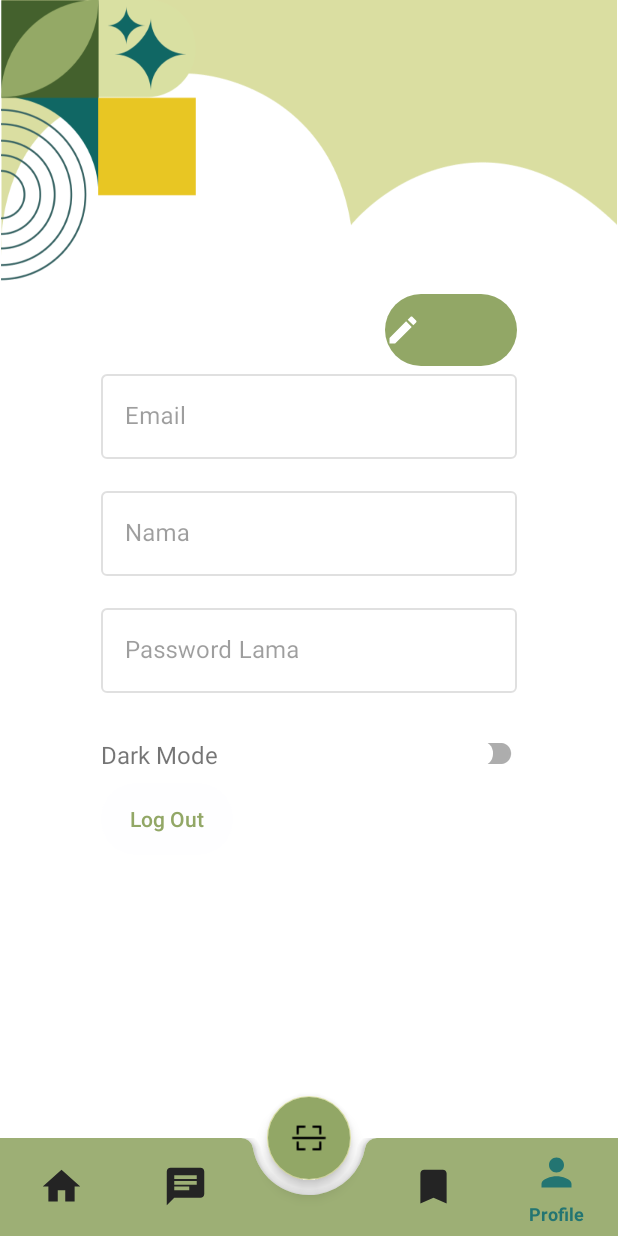
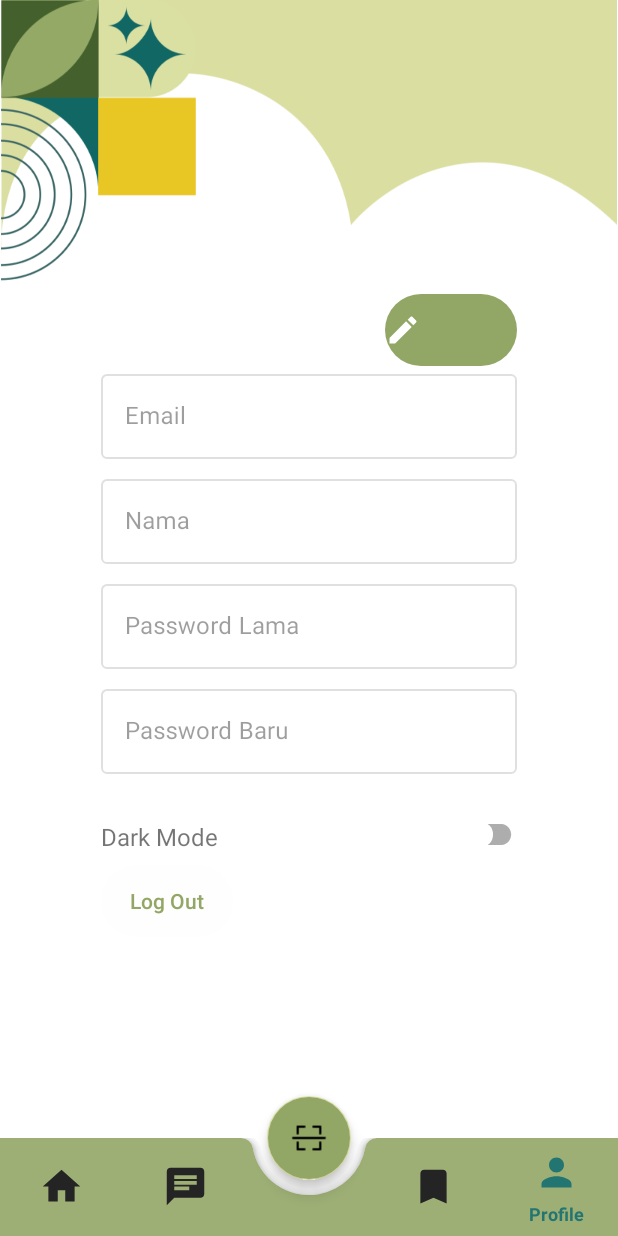
Before and after one commit to HERBMATE/HerbMate, an Android app: the ProfileFragment screen opened through its navigation route, on a phone screen of 412 x 824 dp. Run offline under Robolectric (Android 15) with nearby library versions, the phone set to English and light mode, and no system bars; our stand-ins replace navigation-ui; network calls fail; pictures from the network do not load.

Commit message:
fix detail, login, profile, upload, chatbot

```diff
--- a/app/src/main/java/com/android/herbmate/ui/profile/ProfileFragment.kt
+++ b/app/src/main/java/com/android/herbmate/ui/profile/ProfileFragment.kt
@@ -62,13 +62,15 @@ class ProfileFragment : Fragment() {
         binding.btnEdit.setOnClickListener {
             if (isEdit) {
                 binding.edName.isEnabled = false
-                binding.edPassword.isEnabled = false
+                binding.edPassword.visibility = View.GONE
+                binding.edPasswordbaru.visibility = View.GONE
                 binding.btnSave.visibility = View.GONE
                 binding.btnCancel.visibility = View.GONE
                 isEdit = false
             } else {
                 binding.edName.isEnabled = true
-                binding.edPassword.isEnabled = true
+                binding.edPassword.visibility = View.VISIBLE
+                binding.edPasswordbaru.visibility = View.VISIBLE
                 binding.btnSave.visibility = View.VISIBLE
                 binding.btnCancel.visibility = View.VISIBLE
                 isEdit = true
--- /dev/null
+++ b/app/src/main/res/drawable/ic_dropup_black.xml
@@ -0,0 +1,5 @@
+<vector xmlns:android="http://schemas.android.com/apk/res/android" android:height="24dp" android:tint="#000000" android:viewportHeight="24" android:viewportWidth="24" android:width="24dp">
+
+    <path android:fillColor="@android:color/white" android:pathData="M7,14l5,-5 5,5z"/>
+
+</vector>
--- /dev/null
+++ b/app/src/main/res/drawable/rounded_image.xml
@@ -0,0 +1,5 @@
+<?xml version="1.0" encoding="utf-8"?>
+<shape xmlns:android="http://schemas.android.com/apk/res/android">
+    <corners android:radius="25dp"/>
+    <stroke android:color="@color/greenL1" android:width="8dp"/>
+</shape>
--- a/app/src/main/res/layout/fragment_profile.xml
+++ b/app/src/main/res/layout/fragment_profile.xml
@@ -58,7 +58,7 @@
         style="@style/Widget.MaterialComponents.TextInputLayout.OutlinedBox"
         android:layout_width="match_parent"
         android:layout_height="wrap_content"
-        android:layout_marginTop="16dp"
+        android:layout_marginTop="8dp"
         android:layout_marginStart="67.5dp"
         android:layout_marginEnd="67.5dp"
         android:hint="Nama"
@@ -80,7 +80,7 @@
         android:layout_width="match_parent"
         android:layout_height="wrap_content"
         android:layout_marginStart="67.5dp"
-        android:layout_marginTop="16dp"
+        android:layout_marginTop="8dp"
         android:layout_marginEnd="67.5dp"
         android:enabled="false"
         android:hint="@string/password_lama"
@@ -94,7 +94,25 @@
             android:layout_height="match_parent" />
     </com.google.android.material.textfield.TextInputLayout>
 
+    <com.google.android.material.textfield.TextInputLayout
+        android:id="@+id/password_baru_input_layout"
+        style="@style/Widget.MaterialComponents.TextInputLayout.OutlinedBox"
+        android:layout_width="match_parent"
+        android:layout_height="wrap_content"
+        android:layout_marginStart="67.5dp"
+        android:layout_marginTop="8dp"
+        android:layout_marginEnd="67.5dp"
+        android:enabled="false"
+        android:hint="@string/password_baru"
+        app:layout_constraintEnd_toEndOf="parent"
+        app:layout_constraintStart_toStartOf="parent"
+        app:layout_constraintTop_toBottomOf="@id/password_input_layout">
 
+        <com.google.android.material.textfield.TextInputEditText
+            android:id="@+id/ed_passwordbaru"
+            android:layout_width="match_parent"
+            android:layout_height="match_parent" />
+    </com.google.android.material.textfield.TextInputLayout>
 
     <androidx.appcompat.widget.AppCompatButton
         android:id="@+id/btn_log_out"
@@ -113,7 +131,7 @@
         android:id="@+id/btn_save"
         android:layout_width="wrap_content"
         android:layout_height="wrap_content"
-        android:layout_marginTop="28dp"
+        android:layout_marginTop="16dp"
         android:background="@drawable/btn_auth"
         android:backgroundTint="@color/primaryColor"
         android:text="Save"
@@ -122,7 +140,7 @@
         android:textAllCaps="false"
         android:textColor="@color/white"
         app:layout_constraintEnd_toEndOf="@id/password_input_layout"
-        app:layout_constraintTop_toBottomOf="@+id/password_input_layout" />
+        app:layout_constraintTop_toBottomOf="@+id/password_baru_input_layout" />
 
     <androidx.appcompat.widget.AppCompatButton
         android:id="@+id/btn_cancel"
@@ -136,7 +154,7 @@
         tools:visibility="visible"
         android:textColor="@color/white"
         app:layout_constraintBottom_toBottomOf="@+id/btn_save"
-        app:layout_constraintStart_toStartOf="@id/password_input_layout"
+        app:layout_constraintStart_toStartOf="@id/password_baru_input_layout"
         app:layout_constraintTop_toTopOf="@+id/btn_save" />
 
     <com.google.android.material.switchmaterial.SwitchMaterial
@@ -146,7 +164,7 @@
         android:layout_marginTop="16dp"
         android:thumb="@drawable/custom_switch_thumb"
         android:track="@drawable/custom_switch_track"
-        app:layout_constraintEnd_toEndOf="@+id/password_input_layout"
+        app:layout_constraintEnd_toEndOf="@+id/password_baru_input_layout"
         app:layout_constraintTop_toBottomOf="@+id/btn_save" />
 
     <TextView
@@ -156,9 +174,9 @@
         android:text="Dark Mode"
         android:textSize="16sp"
         app:layout_constraintBottom_toBottomOf="@+id/switchDarkMode"
-        app:layout_constraintStart_toStartOf="@+id/password_input_layout"
+        app:layout_constraintStart_toStartOf="@+id/password_baru_input_layout"
         app:layout_constraintTop_toTopOf="@+id/switchDarkMode"
-        app:layout_constraintVertical_bias="0.538" />
+        app:layout_constraintVertical_bias="0.558" />
 
     <ProgressBar
         android:id="@+id/progress_bar"
--- a/app/src/main/res/layout/item_penyakit.xml
+++ b/app/src/main/res/layout/item_penyakit.xml
@@ -22,7 +22,7 @@
             android:layout_width="match_parent"
             android:layout_height="wrap_content"
             android:text="Penyakit"
-            android:textSize="18sp"
+            android:textSize="12sp"
             android:padding="16dp"
             android:textColor="@android:color/black"
             android:drawableEnd="@drawable/ic_dropdown_black" />
--- a/app/src/main/res/values/strings.xml
+++ b/app/src/main/res/values/strings.xml
@@ -42,6 +42,7 @@
     <string name="title_chatbot">Chatbot</string>
     <string name="forget_password">Forget Password</string>
     <string name="password_lama">Password Lama</string>
+    <string name="password_baru">Password Baru</string>
 
     <string-array name="faq">
         <item>Nama Tanaman</item>
--- a/app/src/main/res/values/style.xml
+++ b/app/src/main/res/values/style.xml
@@ -29,4 +29,9 @@
         <item name="android:textColor">@android:color/black</item> <!-- Ganti dengan warna yang sesuai -->
         <item name="android:layout_marginStart">0dp</item> <!-- Pastikan tidak ada margin di kiri -->
     </style>
+
+    <style name="CustomShapeAppearance" parent="ShapeAppearance.MaterialComponents.SmallComponent">
+        <item name="cornerFamily">rounded</item>
+        <item name="cornerSize">16dp</item>
+    </style>
 </resources>
```
Also changed, not shown: app/src/main/java/com/android/herbmate/adapter/PenyakitAdapter.kt (+17 -4 lines), app/src/main/res/layout/activity_login.xml (+4 -4 lines), app/src/main/res/layout/activity_upload.xml (+38 -6 lines), app/src/main/res/layout/fragment_chat_bot.xml (+9 -2 lines), app/src/main/res/layout/item_resep.xml (+23 -13 lines).
